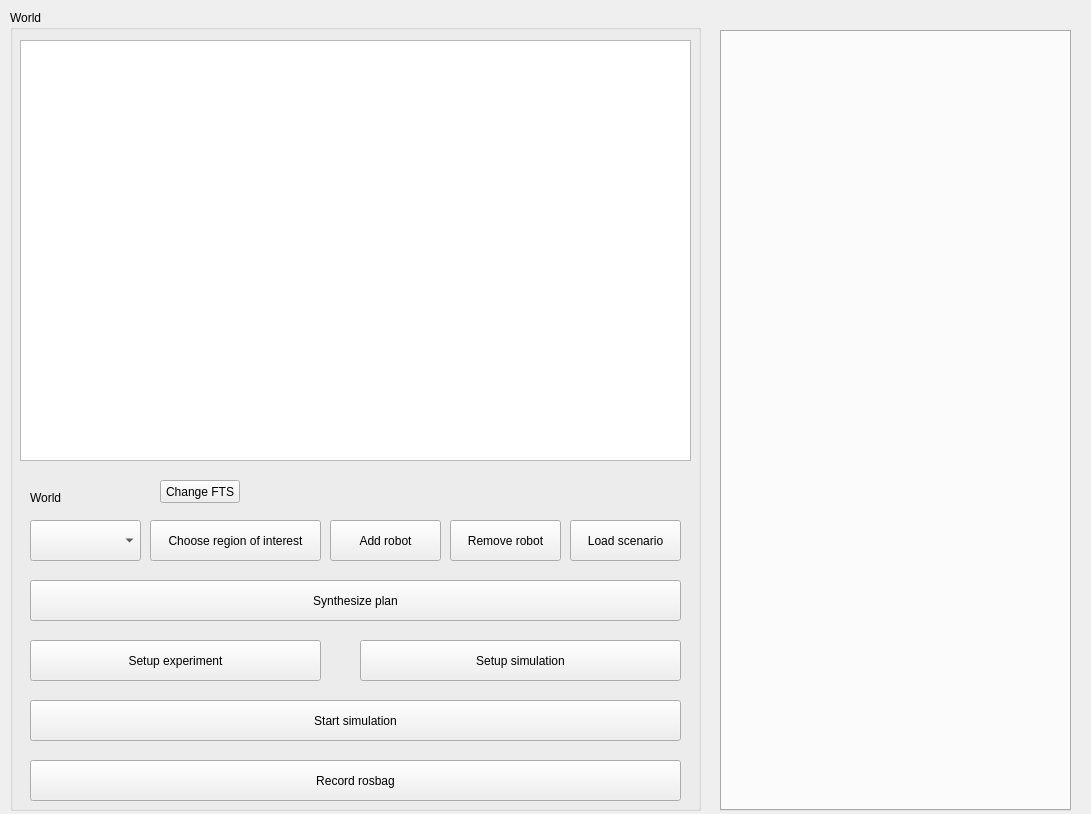
First picture: the form in rqt_simulation/resource/SimulationPlugin.ui, repository KTH-SML/CodeRepositoryTCST, before the edit.
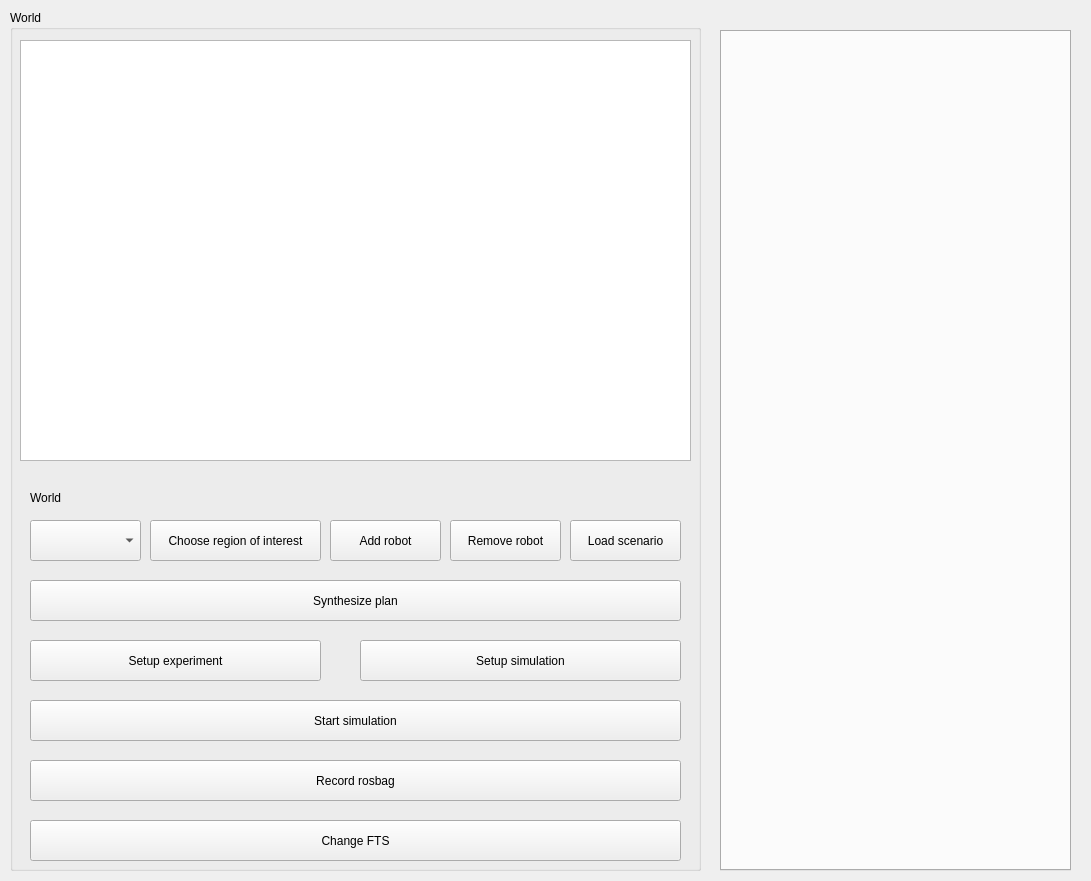
Second picture: the form after the edit.

What changed in the file:
```diff
--- a/rqt_simulation/resource/SimulationPlugin.ui
+++ b/rqt_simulation/resource/SimulationPlugin.ui
@@ -7,7 +7,7 @@
     <x>0</x>
     <y>0</y>
     <width>1091</width>
-    <height>814</height>
+    <height>881</height>
    </rect>
   </property>
   <property name="minimumSize">
@@ -25,7 +25,7 @@
      <x>10</x>
      <y>10</y>
      <width>691</width>
-     <height>801</height>
+     <height>861</height>
     </rect>
    </property>
    <property name="title">
@@ -187,10 +187,10 @@
    <widget class="QPushButton" name="button_change_FTS">
     <property name="geometry">
      <rect>
-      <x>150</x>
-      <y>470</y>
-      <width>80</width>
-      <height>23</height>
+      <x>20</x>
+      <y>810</y>
+      <width>651</width>
+      <height>41</height>
      </rect>
     </property>
     <property name="text">
@@ -204,7 +204,7 @@
      <x>720</x>
      <y>30</y>
      <width>351</width>
-     <height>781</height>
+     <height>841</height>
     </rect>
    </property>
    <property name="currentIndex">
```
